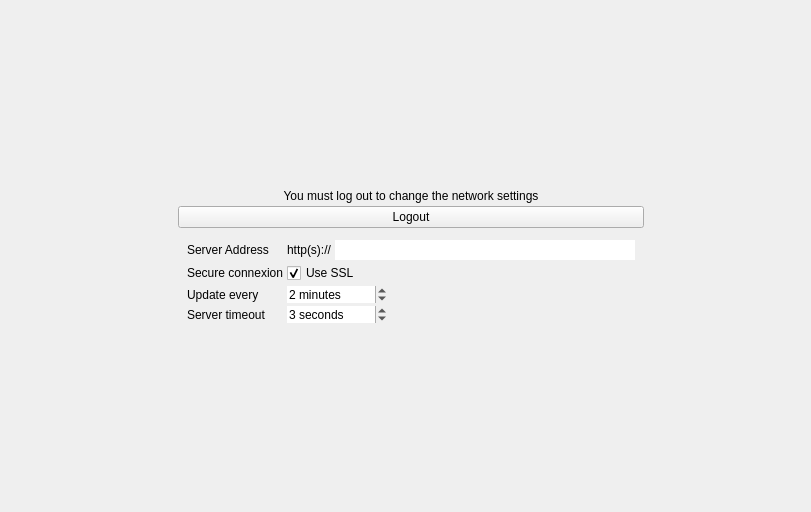
Before: the Qt Designer form src/settingswidgets/serversettingswidget.ui in RxLaboratory/Ramses-Client, drawn with Qt 5.
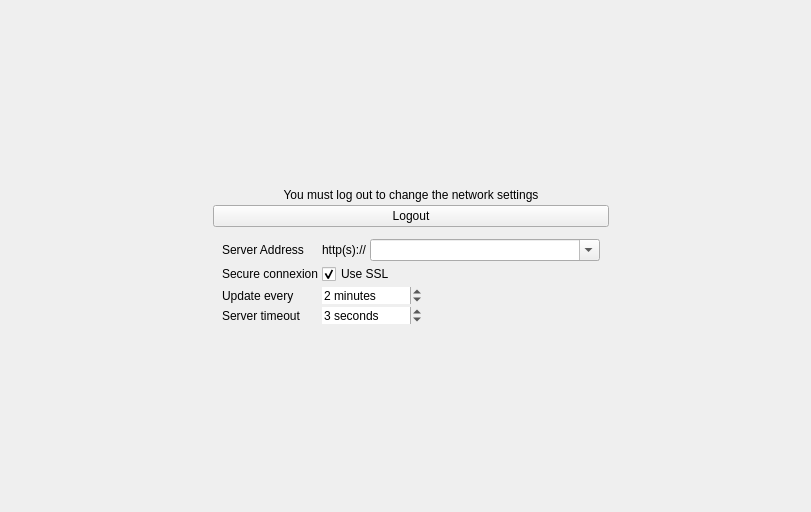
After: the same form once the commit is applied.

Commit message: server list history RxLaboratory/Ramses#187

The edit to the form file:
```diff
--- a/src/settingswidgets/serversettingswidget.ui
+++ b/src/settingswidgets/serversettingswidget.ui
@@ -140,15 +140,15 @@
             </widget>
            </item>
            <item>
-            <widget class="QLineEdit" name="serverAddressEdit">
-             <property name="minimumSize">
-              <size>
-               <width>300</width>
-               <height>0</height>
-              </size>
+            <widget class="QComboBox" name="serverAddressBox">
+             <property name="editable">
+              <bool>true</bool>
              </property>
-             <property name="frame">
-              <bool>false</bool>
+             <property name="minimumContentsLength">
+              <number>25</number>
+             </property>
+             <property name="placeholderText">
+              <string>localhost</string>
              </property>
             </widget>
            </item>
```
Left out of the diff: 2 changed lines with no effect on the pictures. The commit also changes 3 other files.
